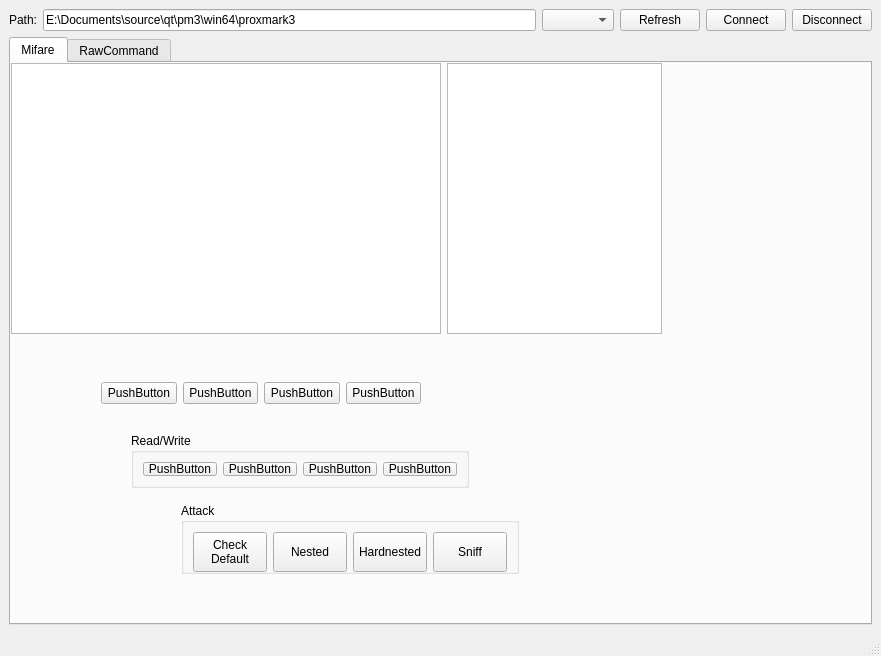
Before: the Qt Designer form mainwindow.ui in wh201906/Proxmark3GUI, drawn with Qt 5.
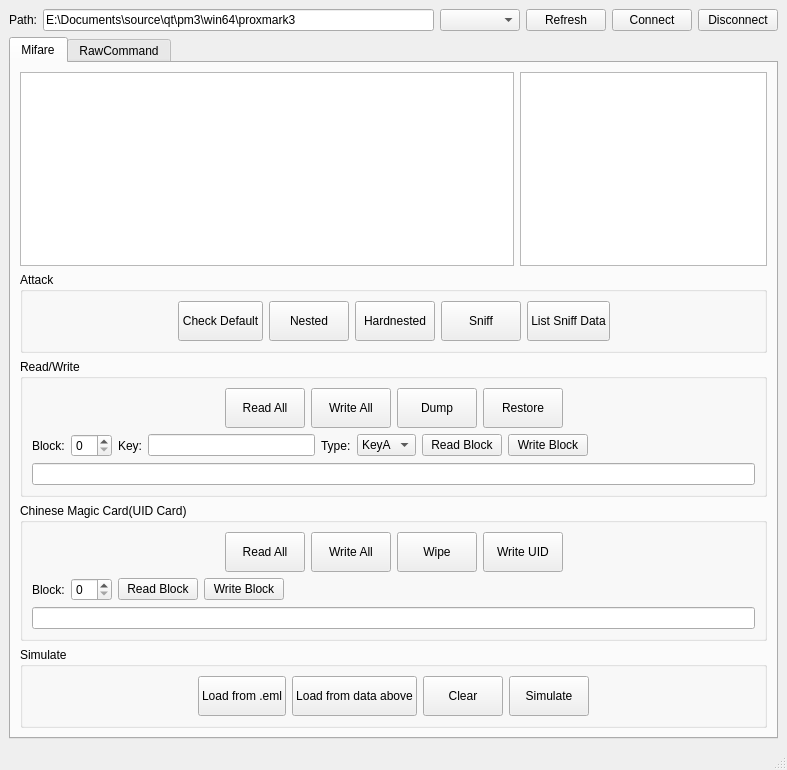
After: the same form once the commit is applied.

Commit message: Refactor ui(complete the mifare tab and rename some widgets)

```diff
--- a/mainwindow.ui
+++ b/mainwindow.ui
@@ -6,8 +6,8 @@
    <rect>
     <x>0</x>
     <y>0</y>
-    <width>881</width>
-    <height>656</height>
+    <width>787</width>
+    <height>770</height>
    </rect>
   </property>
   <property name="minimumSize">
@@ -47,7 +47,14 @@
        </widget>
       </item>
       <item>
-       <widget class="QComboBox" name="portBox"/>
+       <widget class="QComboBox" name="PM3_portBox">
+        <property name="minimumSize">
+         <size>
+          <width>80</width>
+          <height>0</height>
+         </size>
+        </property>
+       </widget>
       </item>
       <item>
        <widget class="QPushButton" name="portButton">
@@ -87,104 +94,64 @@
        <attribute name="title">
         <string>Mifare</string>
        </attribute>
-       <widget class="QWidget" name="gridLayoutWidget">
-        <property name="geometry">
-         <rect>
-          <x>90</x>
-          <y>290</y>
-          <width>320</width>
-          <height>80</height>
-         </rect>
-        </property>
-        <layout class="QGridLayout" name="gridLayout">
-         <item row="0" column="0">
-          <widget class="QPushButton" name="pushButton">
-           <property name="text">
-            <string>PushButton</string>
-           </property>
-          </widget>
-         </item>
-         <item row="0" column="1">
-          <widget class="QPushButton" name="pushButton_4">
-           <property name="text">
-            <string>PushButton</string>
-           </property>
-          </widget>
-         </item>
-         <item row="0" column="2">
-          <widget class="QPushButton" name="pushButton_6">
-           <property name="text">
-            <string>PushButton</string>
-           </property>
-          </widget>
-         </item>
-         <item row="0" column="3">
-          <widget class="QPushButton" name="pushButton_8">
-           <property name="text">
-            <string>PushButton</string>
-           </property>
-          </widget>
-         </item>
-        </layout>
-       </widget>
-       <widget class="QGroupBox" name="groupBox">
-        <property name="geometry">
-         <rect>
-          <x>120</x>
-          <y>370</y>
-          <width>338</width>
-          <height>55</height>
-         </rect>
-        </property>
-        <property name="title">
-         <string>Read/Write</string>
-        </property>
-        <layout class="QHBoxLayout" name="horizontalLayout_4">
+       <layout class="QVBoxLayout" name="verticalLayout">
          <item>
-          <widget class="QPushButton" name="pushButton_2">
-           <property name="text">
-            <string>PushButton</string>
-           </property>
-          </widget>
-         </item>
+         <layout class="QHBoxLayout" name="horizontalLayout_2">
          <item>
-          <widget class="QPushButton" name="pushButton_3">
-           <property name="text">
-            <string>PushButton</string>
-           </property>
+           <widget class="QTableWidget" name="MF_dataWidget">
+            <property name="sizePolicy">
+             <sizepolicy hsizetype="Expanding" vsizetype="Expanding">
+              <horstretch>2</horstretch>
+              <verstretch>0</verstretch>
+             </sizepolicy>
+            </property>
+            <attribute name="verticalHeaderMinimumSectionSize">
+             <number>20</number>
+            </attribute>
+            <attribute name="verticalHeaderDefaultSectionSize">
+             <number>20</number>
+            </attribute>
           </widget>
          </item>
          <item>
-          <widget class="QPushButton" name="pushButton_5">
-           <property name="text">
-            <string>PushButton</string>
-           </property>
-          </widget>
-         </item>
-         <item>
-          <widget class="QPushButton" name="pushButton_7">
-           <property name="text">
-            <string>PushButton</string>
-           </property>
-          </widget>
-         </item>
-        </layout>
-       </widget>
-       <widget class="QGroupBox" name="groupBox_2">
-        <property name="geometry">
-         <rect>
-          <x>170</x>
-          <y>440</y>
-          <width>338</width>
-          <height>71</height>
-         </rect>
-        </property>
+           <widget class="QTableWidget" name="MF_keyWidget">
+            <property name="sizePolicy">
+             <sizepolicy hsizetype="Expanding" vsizetype="Expanding">
+              <horstretch>1</horstretch>
+              <verstretch>0</verstretch>
+             </sizepolicy>
+            </property>
+            <attribute name="verticalHeaderMinimumSectionSize">
+             <number>20</number>
+            </attribute>
+            <attribute name="verticalHeaderDefaultSectionSize">
+             <number>20</number>
+            </attribute>
+           </widget>
+          </item>
+         </layout>
+        </item>
+        <item>
+         <widget class="QGroupBox" name="MF_attackGroupBox">
         <property name="title">
          <string>Attack</string>
         </property>
         <layout class="QHBoxLayout" name="horizontalLayout_5">
          <item>
-          <widget class="QPushButton" name="MFChkButton">
+            <spacer name="horizontalSpacer">
+             <property name="orientation">
+              <enum>Qt::Horizontal</enum>
+             </property>
+             <property name="sizeHint" stdset="0">
+              <size>
+               <width>40</width>
+               <height>20</height>
+              </size>
+             </property>
+            </spacer>
+           </item>
+           <item>
+            <widget class="QPushButton" name="MF_Attack_chkButton">
            <property name="sizePolicy">
             <sizepolicy hsizetype="Minimum" vsizetype="Fixed">
              <horstretch>0</horstretch>
@@ -204,8 +171,7 @@
             </size>
            </property>
            <property name="text">
-            <string>Check
-Default</string>
+              <string>Check Default</string>
            </property>
           </widget>
          </item>
@@ -266,52 +232,532 @@
            </property>
           </widget>
          </item>
-        </layout>
-       </widget>
-       <widget class="QWidget" name="layoutWidget">
-        <property name="geometry">
-         <rect>
-          <x>0</x>
-          <y>0</y>
-          <width>651</width>
-          <height>271</height>
-         </rect>
-        </property>
-        <layout class="QHBoxLayout" name="horizontalLayout_2">
+           <item>
+            <widget class="QPushButton" name="MF_Attack_listButton">
+             <property name="minimumSize">
+              <size>
+               <width>0</width>
+               <height>40</height>
+              </size>
+             </property>
+             <property name="maximumSize">
+              <size>
+               <width>16777215</width>
+               <height>40</height>
+              </size>
+             </property>
+             <property name="text">
+              <string>List Sniff Data</string>
+             </property>
+            </widget>
+           </item>
+           <item>
+            <spacer name="horizontalSpacer_2">
+             <property name="orientation">
+              <enum>Qt::Horizontal</enum>
+             </property>
+             <property name="sizeHint" stdset="0">
+              <size>
+               <width>40</width>
+               <height>20</height>
+              </size>
+             </property>
+            </spacer>
+           </item>
+          </layout>
+         </widget>
+        </item>
+        <item>
+         <widget class="QGroupBox" name="MF_RWGroupBox">
+          <property name="title">
+           <string>Read/Write</string>
+          </property>
+          <layout class="QVBoxLayout" name="verticalLayout_5">
          <item>
-          <widget class="QTableWidget" name="MFDataWidget">
+            <layout class="QHBoxLayout" name="horizontalLayout_8">
+             <item>
+              <spacer name="horizontalSpacer_8">
+               <property name="orientation">
+                <enum>Qt::Horizontal</enum>
+               </property>
+               <property name="sizeHint" stdset="0">
+                <size>
+                 <width>40</width>
+                 <height>20</height>
+                </size>
+               </property>
+              </spacer>
+             </item>
+             <item>
+              <widget class="QPushButton" name="MF_RW_readAllButton">
+               <property name="minimumSize">
+                <size>
+                 <width>0</width>
+                 <height>40</height>
+                </size>
+               </property>
+               <property name="maximumSize">
+                <size>
+                 <width>16777215</width>
+                 <height>40</height>
+                </size>
+               </property>
+               <property name="text">
+                <string>Read All</string>
+               </property>
+              </widget>
+             </item>
+             <item>
+              <widget class="QPushButton" name="MF_RW_writeAllButton">
+               <property name="minimumSize">
+                <size>
+                 <width>0</width>
+                 <height>40</height>
+                </size>
+               </property>
+               <property name="maximumSize">
+                <size>
+                 <width>16777215</width>
+                 <height>40</height>
+                </size>
+               </property>
+               <property name="text">
+                <string>Write All</string>
+               </property>
+              </widget>
+             </item>
+             <item>
+              <widget class="QPushButton" name="MF_RW_dumpButton">
            <property name="sizePolicy">
-            <sizepolicy hsizetype="Expanding" vsizetype="Expanding">
-             <horstretch>2</horstretch>
+                <sizepolicy hsizetype="Minimum" vsizetype="Fixed">
+                 <horstretch>0</horstretch>
              <verstretch>0</verstretch>
             </sizepolicy>
            </property>
-           <attribute name="verticalHeaderMinimumSectionSize">
-            <number>20</number>
-           </attribute>
-           <attribute name="verticalHeaderDefaultSectionSize">
-            <number>20</number>
-           </attribute>
+               <property name="minimumSize">
+                <size>
+                 <width>0</width>
+                 <height>40</height>
+                </size>
+               </property>
+               <property name="maximumSize">
+                <size>
+                 <width>16777215</width>
+                 <height>40</height>
+                </size>
+               </property>
+               <property name="text">
+                <string>Dump</string>
+               </property>
           </widget>
          </item>
          <item>
-          <widget class="QTableWidget" name="MFKeyWidget">
+              <widget class="QPushButton" name="MF_RW_restoreButton">
            <property name="sizePolicy">
-            <sizepolicy hsizetype="Expanding" vsizetype="Expanding">
-             <horstretch>1</horstretch>
+                <sizepolicy hsizetype="Minimum" vsizetype="Fixed">
+                 <horstretch>0</horstretch>
              <verstretch>0</verstretch>
             </sizepolicy>
            </property>
-           <attribute name="verticalHeaderMinimumSectionSize">
-            <number>20</number>
-           </attribute>
-           <attribute name="verticalHeaderDefaultSectionSize">
-            <number>20</number>
-           </attribute>
-          </widget>
-         </item>
-        </layout>
-       </widget>
+               <property name="minimumSize">
+                <size>
+                 <width>0</width>
+                 <height>40</height>
+                </size>
+               </property>
+               <property name="maximumSize">
+                <size>
+                 <width>16777215</width>
+                 <height>40</height>
+                </size>
+               </property>
+               <property name="text">
+                <string>Restore</string>
+               </property>
+              </widget>
+             </item>
+             <item>
+              <spacer name="horizontalSpacer_9">
+               <property name="orientation">
+                <enum>Qt::Horizontal</enum>
+               </property>
+               <property name="sizeHint" stdset="0">
+                <size>
+                 <width>40</width>
+                 <height>20</height>
+                </size>
+               </property>
+              </spacer>
+             </item>
+            </layout>
+           </item>
+           <item>
+            <layout class="QHBoxLayout" name="horizontalLayout_12">
+             <item>
+              <widget class="QLabel" name="label_4">
+               <property name="text">
+                <string>Block:</string>
+               </property>
+              </widget>
+             </item>
+             <item>
+              <widget class="QSpinBox" name="MF_RW_blockBox"/>
+             </item>
+             <item>
+              <widget class="QLabel" name="label_5">
+               <property name="text">
+                <string>Key:</string>
+               </property>
+              </widget>
+             </item>
+             <item>
+              <widget class="QLineEdit" name="MF_RW_keyEdit"/>
+             </item>
+             <item>
+              <widget class="QLabel" name="label_3">
+               <property name="text">
+                <string>Type:</string>
+               </property>
+              </widget>
+             </item>
+             <item>
+              <widget class="QComboBox" name="MF_RW_keyTypeBox">
+               <item>
+                <property name="text">
+                 <string>KeyA</string>
+                </property>
+               </item>
+               <item>
+                <property name="text">
+                 <string>KeyB</string>
+                </property>
+               </item>
+              </widget>
+             </item>
+             <item>
+              <widget class="QPushButton" name="MF_RW_readBlockButton">
+               <property name="text">
+                <string>Read Block</string>
+               </property>
+              </widget>
+             </item>
+             <item>
+              <widget class="QPushButton" name="MF_RW_writeBlockButton">
+               <property name="text">
+                <string>Write Block</string>
+               </property>
+              </widget>
+             </item>
+             <item>
+              <spacer name="horizontalSpacer_10">
+               <property name="orientation">
+                <enum>Qt::Horizontal</enum>
+               </property>
+               <property name="sizeHint" stdset="0">
+                <size>
+                 <width>40</width>
+                 <height>20</height>
+                </size>
+               </property>
+              </spacer>
+             </item>
+            </layout>
+           </item>
+           <item>
+            <widget class="QLineEdit" name="MF_RW_dataEdit"/>
+           </item>
+          </layout>
+         </widget>
+        </item>
+        <item>
+         <widget class="QGroupBox" name="MF_UIDGroupBox">
+          <property name="title">
+           <string>Chinese Magic Card(UID Card)</string>
+          </property>
+          <layout class="QVBoxLayout" name="verticalLayout_6">
+           <item>
+            <layout class="QHBoxLayout" name="horizontalLayout_9">
+             <item>
+              <spacer name="horizontalSpacer_11">
+               <property name="orientation">
+                <enum>Qt::Horizontal</enum>
+               </property>
+               <property name="sizeHint" stdset="0">
+                <size>
+                 <width>40</width>
+                 <height>20</height>
+                </size>
+               </property>
+              </spacer>
+             </item>
+             <item>
+              <widget class="QPushButton" name="MF_UID_readAllButton">
+               <property name="minimumSize">
+                <size>
+                 <width>0</width>
+                 <height>40</height>
+                </size>
+               </property>
+               <property name="maximumSize">
+                <size>
+                 <width>16777215</width>
+                 <height>40</height>
+                </size>
+               </property>
+               <property name="text">
+                <string>Read All</string>
+               </property>
+              </widget>
+             </item>
+             <item>
+              <widget class="QPushButton" name="MF_UID_writeAllButton">
+               <property name="minimumSize">
+                <size>
+                 <width>0</width>
+                 <height>40</height>
+                </size>
+               </property>
+               <property name="maximumSize">
+                <size>
+                 <width>16777215</width>
+                 <height>40</height>
+                </size>
+               </property>
+               <property name="text">
+                <string>Write All</string>
+               </property>
+              </widget>
+             </item>
+             <item>
+              <widget class="QPushButton" name="MF_UID_wipeButton">
+               <property name="sizePolicy">
+                <sizepolicy hsizetype="Minimum" vsizetype="Fixed">
+                 <horstretch>0</horstretch>
+                 <verstretch>0</verstretch>
+                </sizepolicy>
+               </property>
+               <property name="minimumSize">
+                <size>
+                 <width>0</width>
+                 <height>40</height>
+                </size>
+               </property>
+               <property name="maximumSize">
+                <size>
+                 <width>16777215</width>
+                 <height>40</height>
+                </size>
+               </property>
+               <property name="text">
+                <string>Wipe</string>
+               </property>
+              </widget>
+             </item>
+             <item>
+              <widget class="QPushButton" name="MF_UID_writeUIDButton">
+               <property name="sizePolicy">
+                <sizepolicy hsizetype="Minimum" vsizetype="Fixed">
+                 <horstretch>0</horstretch>
+                 <verstretch>0</verstretch>
+                </sizepolicy>
+               </property>
+               <property name="minimumSize">
+                <size>
+                 <width>0</width>
+                 <height>40</height>
+                </size>
+               </property>
+               <property name="maximumSize">
+                <size>
+                 <width>16777215</width>
+                 <height>40</height>
+                </size>
+               </property>
+               <property name="text">
+                <string>Write UID</string>
+               </property>
+              </widget>
+             </item>
+             <item>
+              <spacer name="horizontalSpacer_12">
+               <property name="orientation">
+                <enum>Qt::Horizontal</enum>
+               </property>
+               <property name="sizeHint" stdset="0">
+                <size>
+                 <width>40</width>
+                 <height>20</height>
+                </size>
+               </property>
+              </spacer>
+             </item>
+            </layout>
+           </item>
+           <item>
+            <layout class="QHBoxLayout" name="horizontalLayout_13">
+             <item>
+              <widget class="QLabel" name="label_6">
+               <property name="text">
+                <string>Block:</string>
+               </property>
+              </widget>
+             </item>
+             <item>
+              <widget class="QSpinBox" name="MF_UID_blockBox"/>
+             </item>
+             <item>
+              <widget class="QPushButton" name="MF_UID_readBlockButton">
+               <property name="text">
+                <string>Read Block</string>
+               </property>
+              </widget>
+             </item>
+             <item>
+              <widget class="QPushButton" name="MF_UID_writeBlockButton">
+               <property name="text">
+                <string>Write Block</string>
+               </property>
+              </widget>
+             </item>
+             <item>
+              <spacer name="horizontalSpacer_13">
+               <property name="orientation">
+                <enum>Qt::Horizontal</enum>
+               </property>
+               <property name="sizeHint" stdset="0">
+                <size>
+                 <width>40</width>
+                 <height>20</height>
+                </size>
+               </property>
+              </spacer>
+             </item>
+            </layout>
+           </item>
+           <item>
+            <widget class="QLineEdit" name="MF_UID_dataEdit"/>
+           </item>
+          </layout>
+         </widget>
+        </item>
+        <item>
+         <widget class="QGroupBox" name="MF_simGroupBox">
+          <property name="title">
+           <string>Simulate</string>
+          </property>
+          <layout class="QHBoxLayout" name="horizontalLayout_11">
+           <item>
+            <spacer name="horizontalSpacer_5">
+             <property name="orientation">
+              <enum>Qt::Horizontal</enum>
+             </property>
+             <property name="sizeHint" stdset="0">
+              <size>
+               <width>40</width>
+               <height>20</height>
+              </size>
+             </property>
+            </spacer>
+           </item>
+           <item>
+            <widget class="QPushButton" name="MF_Sim_loadFileButton">
+             <property name="sizePolicy">
+              <sizepolicy hsizetype="Minimum" vsizetype="Fixed">
+               <horstretch>0</horstretch>
+               <verstretch>0</verstretch>
+              </sizepolicy>
+             </property>
+             <property name="minimumSize">
+              <size>
+               <width>0</width>
+               <height>40</height>
+              </size>
+             </property>
+             <property name="maximumSize">
+              <size>
+               <width>16777215</width>
+               <height>40</height>
+              </size>
+             </property>
+             <property name="text">
+              <string>Load from .eml</string>
+             </property>
+            </widget>
+           </item>
+           <item>
+            <widget class="QPushButton" name="MF_Sim_loadDataButton">
+             <property name="minimumSize">
+              <size>
+               <width>0</width>
+               <height>40</height>
+              </size>
+             </property>
+             <property name="maximumSize">
+              <size>
+               <width>16777215</width>
+               <height>40</height>
+              </size>
+             </property>
+             <property name="text">
+              <string>Load from data above</string>
+             </property>
+            </widget>
+           </item>
+           <item>
+            <widget class="QPushButton" name="MF_Sim_clearButton">
+             <property name="minimumSize">
+              <size>
+               <width>0</width>
+               <height>40</height>
+              </size>
+             </property>
+             <property name="maximumSize">
+              <size>
+               <width>16777215</width>
+               <height>40</height>
+              </size>
+             </property>
+             <property name="text">
+              <string>Clear</string>
+             </property>
+            </widget>
+           </item>
+           <item>
+            <widget class="QPushButton" name="MF_Sim_simButton">
+             <property name="minimumSize">
+              <size>
+               <width>0</width>
+               <height>40</height>
+              </size>
+             </property>
+             <property name="maximumSize">
+              <size>
+               <width>16777215</width>
+               <height>40</height>
+              </size>
+             </property>
+             <property name="text">
+              <string>Simulate</string>
+             </property>
+            </widget>
+           </item>
+           <item>
+            <spacer name="horizontalSpacer_6">
+             <property name="orientation">
+              <enum>Qt::Horizontal</enum>
+             </property>
+             <property name="sizeHint" stdset="0">
+              <size>
+               <width>40</width>
+               <height>20</height>
+              </size>
+             </property>
+            </spacer>
+           </item>
+          </layout>
+         </widget>
+        </item>
+       </layout>
       </widget>
       <widget class="QWidget" name="rawTab">
        <attribute name="title">
```
Left out of the diff: 32 changed lines with no effect on the pictures. Lines whose indentation alone changed are shown as unchanged. The commit also changes 1 other file.
